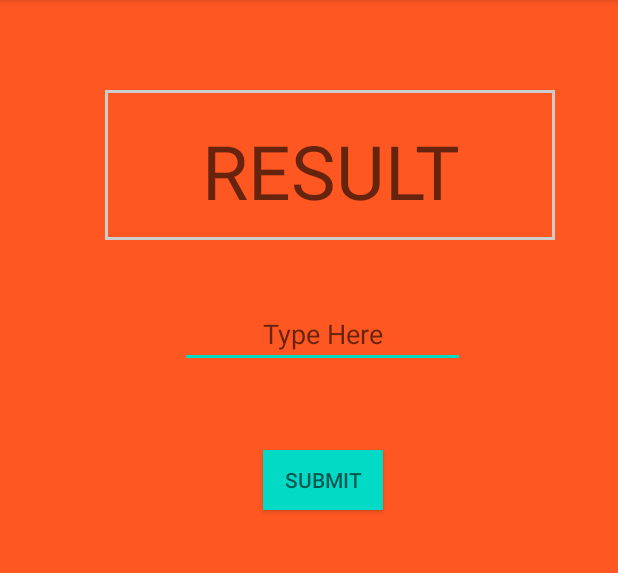
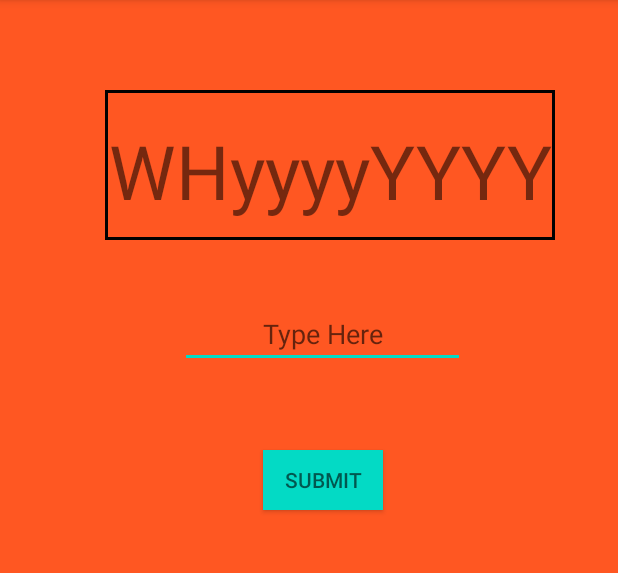
Before and after one commit to udit00/Factorial-Android-, an Android app: the screen it shows after launch (MainActivity), in the options menu, after a tap on "View 3", on a phone screen of 412 x 824 dp, the part 84-657 px from its top. Run offline under Robolectric (Android 15) with nearby library versions, the phone set to English and light mode, and no system bars; 1 statement that could not run was skipped.

Commit message:
added some border and curve in drawable to shape the buttons

```diff
--- a/Factorial/app/src/main/AndroidManifest.xml
+++ b/Factorial/app/src/main/AndroidManifest.xml
@@ -9,6 +9,7 @@
         android:roundIcon="@mipmap/ic_launcher_round"
         android:supportsRtl="true"
         android:theme="@style/AppTheme">
+        <activity android:name=".Palindrome"></activity>
         <activity android:name=".MainActivity">
             <intent-filter>
                 <action android:name="android.intent.action.MAIN" />
--- a/Factorial/app/src/main/java/com/example/factorial/MainActivity.java
+++ b/Factorial/app/src/main/java/com/example/factorial/MainActivity.java
@@ -1,10 +1,13 @@
 package com.example.factorial;
 
+import androidx.annotation.NonNull;
 import androidx.appcompat.app.AppCompatActivity;
 
+import android.content.Intent;
 import android.os.Bundle;
 import android.view.Menu;
 import android.view.MenuInflater;
+import android.view.MenuItem;
 import android.view.View;
 import android.widget.EditText;
 import android.widget.TextView;
@@ -44,6 +47,27 @@ public class MainActivity extends AppCompatActivity {
             textView.setText("Please enter >2");
         }
     }
+
+    @Override
+    public boolean onOptionsItemSelected(@NonNull MenuItem item) {
+        Intent intent;
+        switch (item.getItemId()){
+            case R.id.item1:
+                intent=new Intent(this , MainActivity.class);
+                startActivity(intent);
+                return true;
+            case R.id.item2:
+                intent=new Intent(this , Palindrome.class);
+                startActivity(intent);
+                return true;
+            case R.id.item3:
+                textView.setText("hello world");
+            default:
+                textView.setText("WHyyyyYYYY");
+        }
+        return super.onOptionsItemSelected(item);
+    }
+
     public long getFactorial(long findN){
         if(findN<2) return findN;
         else return (findN*getFactorial(findN-1));
--- a/Factorial/app/src/main/res/drawable/border.xml
+++ b/Factorial/app/src/main/res/drawable/border.xml
@@ -3,6 +3,6 @@
         android:shape="rectangle">
         <stroke
             android:width="2dp"
-            android:color="#cdcdcd"
+            android:color="#020101"
             />
     </shape>
--- a/Factorial/app/src/main/res/layout/activity_main.xml
+++ b/Factorial/app/src/main/res/layout/activity_main.xml
@@ -41,7 +41,9 @@
         android:background="@color/colorAccent"
         android:textColor="@color/colorPrimaryDark"
         android:hint="SUBMIT"
+        android:id="@+id/findFact"
         />
 
 
+
 </RelativeLayout>
```
